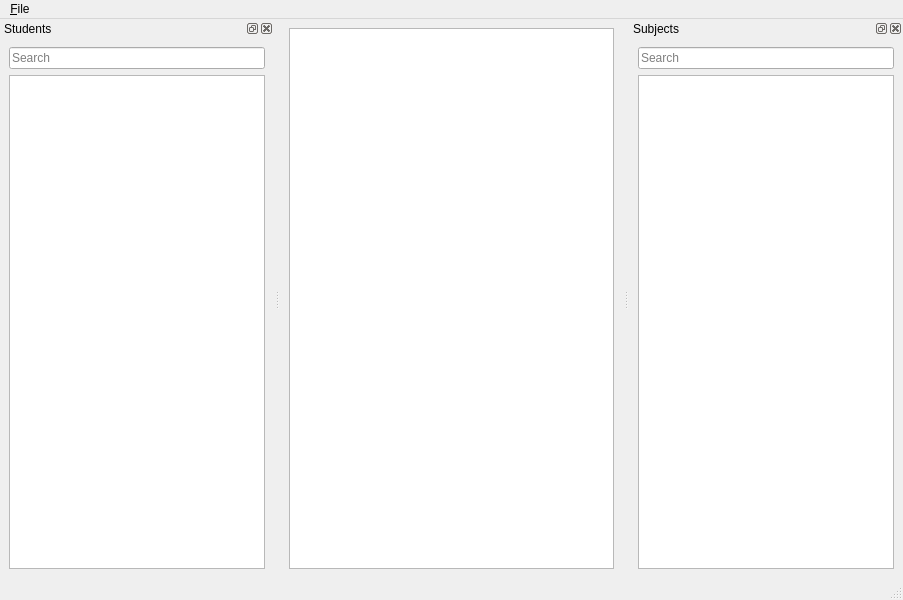
First picture: the form in ui/mainwindow.ui, repository PKliska/IBscheduler, before the edit.
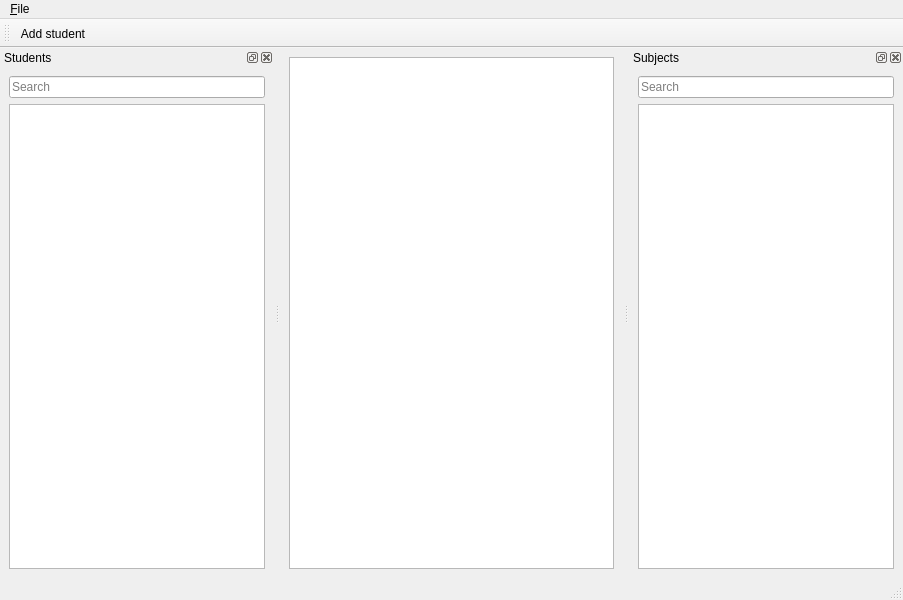
Second picture: the form after the edit.

Commit message: Add ability to search and add students

Patch:
```diff
--- a/ui/mainwindow.ui
+++ b/ui/mainwindow.ui
@@ -61,7 +61,7 @@
       </widget>
      </item>
      <item>
-      <widget class="QListWidget" name="studentList"/>
+      <widget class="QListView" name="studentList"/>
      </item>
     </layout>
    </widget>
@@ -88,6 +88,18 @@
     </layout>
    </widget>
   </widget>
+  <widget class="QToolBar" name="toolBar">
+   <property name="windowTitle">
+    <string>toolBar</string>
+   </property>
+   <attribute name="toolBarArea">
+    <enum>TopToolBarArea</enum>
+   </attribute>
+   <attribute name="toolBarBreak">
+    <bool>false</bool>
+   </attribute>
+   <addaction name="actionAdd_student"/>
+  </widget>
   <action name="actionQuit">
    <property name="text">
     <string>Quit</string>
@@ -96,6 +108,11 @@
     <string>Ctrl+Q</string>
    </property>
   </action>
+  <action name="actionAdd_student">
+   <property name="text">
+    <string>Add student</string>
+   </property>
+  </action>
  </widget>
  <resources/>
  <connections/>
```
The commit also changes 5 other files.
